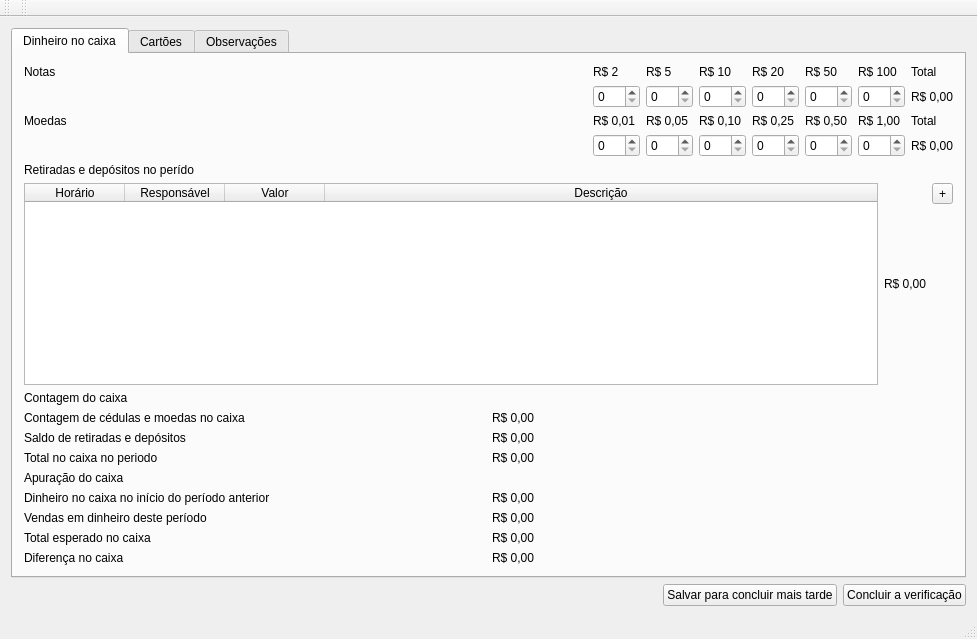
Old version of the form mainwindow.ui in the repository ramiromagalhaes/verificacao-caixa.
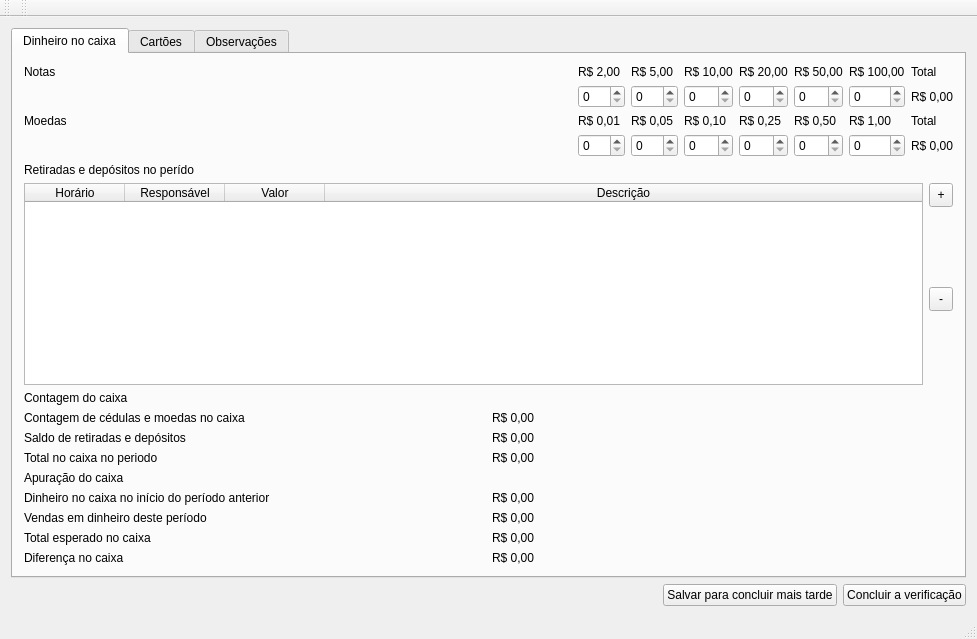
New version of the form. The open tabs and pages were chosen to show the change.

```diff
--- a/mainwindow.ui
+++ b/mainwindow.ui
@@ -86,7 +86,7 @@
              </sizepolicy>
             </property>
             <property name="text">
-             <string>R$ 2</string>
+             <string>R$ 2,00</string>
             </property>
            </widget>
           </item>
@@ -99,7 +99,7 @@
              </sizepolicy>
             </property>
             <property name="text">
-             <string>R$ 5</string>
+             <string>R$ 5,00</string>
             </property>
            </widget>
           </item>
@@ -112,7 +112,7 @@
              </sizepolicy>
             </property>
             <property name="text">
-             <string>R$ 10</string>
+             <string>R$ 10,00</string>
             </property>
            </widget>
           </item>
@@ -125,7 +125,7 @@
              </sizepolicy>
             </property>
             <property name="text">
-             <string>R$ 20</string>
+             <string>R$ 20,00</string>
             </property>
            </widget>
           </item>
@@ -138,7 +138,7 @@
              </sizepolicy>
             </property>
             <property name="text">
-             <string>R$ 50</string>
+             <string>R$ 50,00</string>
             </property>
            </widget>
           </item>
@@ -151,7 +151,7 @@
              </sizepolicy>
             </property>
             <property name="text">
-             <string>R$ 100</string>
+             <string>R$ 100,00</string>
             </property>
            </widget>
           </item>
@@ -429,18 +429,52 @@
            </widget>
           </item>
           <item>
-           <widget class="QLabel" name="subtotalCaixa">
-            <property name="text">
-             <string>R$ 0,00</string>
-            </property>
-           </widget>
-          </item>
-          <item alignment="Qt::AlignTop">
-           <widget class="QToolButton" name="addDepositOrWithdraw">
-            <property name="text">
-             <string>+</string>
-            </property>
-           </widget>
+           <layout class="QVBoxLayout" name="verticalLayout_3">
+            <item alignment="Qt::AlignTop">
+             <widget class="QToolButton" name="addCashMovement">
+              <property name="sizePolicy">
+               <sizepolicy hsizetype="Fixed" vsizetype="Fixed">
+                <horstretch>0</horstretch>
+                <verstretch>0</verstretch>
+               </sizepolicy>
+              </property>
+              <property name="minimumSize">
+               <size>
+                <width>24</width>
+                <height>24</height>
+               </size>
+              </property>
+              <property name="maximumSize">
+               <size>
+                <width>24</width>
+                <height>24</height>
+               </size>
+              </property>
+              <property name="text">
+               <string>+</string>
+              </property>
+             </widget>
+            </item>
+            <item alignment="Qt::AlignTop">
+             <widget class="QToolButton" name="removeCashMovement">
+              <property name="minimumSize">
+               <size>
+                <width>24</width>
+                <height>24</height>
+               </size>
+              </property>
+              <property name="maximumSize">
+               <size>
+                <width>24</width>
+                <height>24</height>
+               </size>
+              </property>
+              <property name="text">
+               <string>-</string>
+              </property>
+             </widget>
+            </item>
+           </layout>
           </item>
          </layout>
         </item>
@@ -558,7 +592,7 @@
            </widget>
           </item>
           <item row="1" column="1">
-           <widget class="QLabel" name="labelTotalCash">
+           <widget class="QLabel" name="subtotalCaixa">
             <property name="text">
              <string>R$ 0,00</string>
             </property>
```
Left out of the diff: 165 changed lines with no effect on the pictures.
